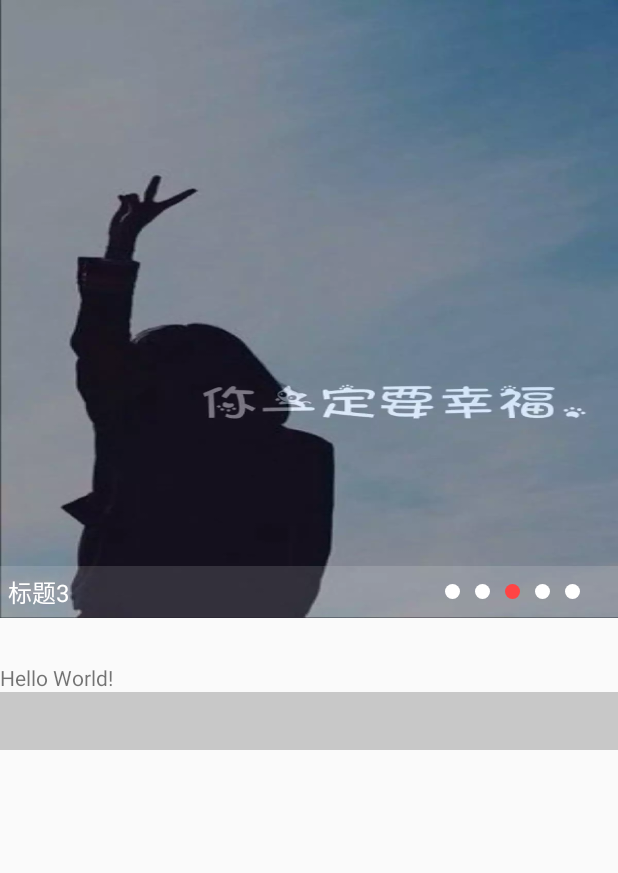
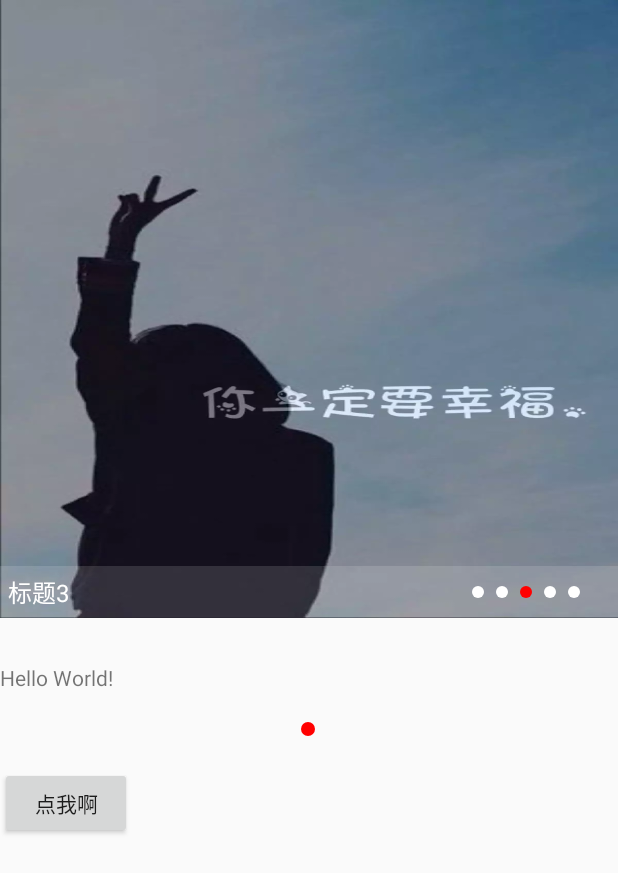
Before and after one commit to smaboy/InifiniteCycleAd, an Android app: the screen it shows after launch (MainActivity), on a phone screen of 412 x 824 dp. Shown: the top 873 px of the screen. Run offline under Robolectric (Android 15) with nearby library versions, the light colour scheme and no system bars.

Commit message:
自定义红点view

```diff
--- a/app/src/main/java/com/example/smaboy/app/MainActivity.java
+++ b/app/src/main/java/com/example/smaboy/app/MainActivity.java
@@ -3,6 +3,7 @@ package com.example.smaboy.app;
 import android.content.ClipData;
 import android.content.ClipboardManager;
 import android.content.Context;
+import android.graphics.Color;
 import android.os.Handler;
 import android.os.Message;
 import android.support.v4.view.ViewPager;
@@ -16,6 +17,8 @@ import android.view.Window;
 import com.example.smaboy.app.adapter.InfiniteCycleAdapter;
 import com.example.smaboy.app.bean.AdData_1;
 import com.example.smaboy.app.interf.BeanInterface;
+import com.example.smaboy.app.view.AdView;
+import com.example.smaboy.app.view.DotView;
 import com.example.smaboy.app.view.InfiniteCycleViewPager;
 
 import java.util.ArrayList;
@@ -24,6 +27,7 @@ import java.util.Arrays;
 public class MainActivity extends AppCompatActivity {
 
     private InfiniteCycleViewPager viewpager;
+    private AdView adview;
 
     @Override
     protected void onCreate(Bundle savedInstanceState) {
@@ -40,6 +44,7 @@ public class MainActivity extends AppCompatActivity {
 
 
         viewpager=findViewById(R.id.viewpager);
+//        adview=findViewById(R.id.adview);
 
         //设置recyclerview的布局属性
         ViewGroup.LayoutParams layoutParams = viewpager.getLayoutParams();
@@ -63,9 +68,15 @@ public class MainActivity extends AppCompatActivity {
 
 
 
+
+
+
     }
 
 
+    public void test(View view) {
 
-
+        DotView dotView=findViewById(R.id.dotview);
+        dotView.setPaintColor(Color.YELLOW);
+    }
 }
--- a/app/src/main/java/com/example/smaboy/app/adapter/InfiniteCycleAdapter.java
+++ b/app/src/main/java/com/example/smaboy/app/adapter/InfiniteCycleAdapter.java
@@ -2,6 +2,7 @@ package com.example.smaboy.app.adapter;
 
 import android.content.Context;
 import android.graphics.Canvas;
+import android.graphics.Color;
 import android.graphics.drawable.Drawable;
 import android.os.Build;
 import android.support.annotation.NonNull;
@@ -18,6 +19,7 @@ import android.widget.TextView;
 
 import com.example.smaboy.app.R;
 import com.example.smaboy.app.interf.BeanInterface;
+import com.example.smaboy.app.view.DotView;
 
 import java.util.ArrayList;
 
@@ -121,22 +123,18 @@ public class InfiniteCycleAdapter extends PagerAdapter {
         }
 
         for(int i = 0; i < mData.size(); i++) {
-            TextView textView = new TextView(mContext);
-            LinearLayout.LayoutParams layoutParams = new LinearLayout.LayoutParams(dp2px(10),dp2px(10));
-            layoutParams.setMargins(dp2px(10),0,0,0);
-            textView.setLayoutParams(layoutParams);
-            textView.setGravity(Gravity.CENTER);
-
+            DotView dotView =new DotView(mContext);
+            LinearLayout.LayoutParams layoutParams = new LinearLayout.LayoutParams(dp2px(8), dp2px(8));
+            layoutParams.setMargins(dp2px(8),0,0,0);
+            dotView.setLayoutParams(layoutParams);
             //这边我们需要对小红点进行背景颜色的处理
-
-
             if(i==redPosition) {
-                textView.setBackground(mContext.getResources().getDrawable(R.drawable.red_dot));
+                dotView.setPaintColor(Color.RED);
             }else {
-                textView.setBackground(mContext.getResources().getDrawable(R.drawable.white_dot));
+                dotView.setPaintColor(Color.WHITE);
             }
 
-            ll_dot_title.addView(textView);
+            ll_dot_title.addView(dotView);
         }
     }
 
--- /dev/null
+++ b/app/src/main/java/com/example/smaboy/app/view/DotView.java
@@ -0,0 +1,79 @@
+package com.example.smaboy.app.view;
+
+import android.content.Context;
+import android.graphics.Canvas;
+import android.graphics.Color;
+import android.graphics.Paint;
+import android.util.AttributeSet;
+import android.view.View;
+
+/**
+ * 类名: DotView
+ * 类作用描述: 红点view
+ * <p>
+ * 作者: Smaboy
+ * 创建时间: 2018/10/25 15:19
+ */
+public class DotView extends View {
+
+    private int temp;
+    private Paint paint;
+
+    public DotView(Context context) {
+        this(context,null);
+
+    }
+
+    public DotView(Context context, AttributeSet attrs) {
+        this(context, attrs,0);
+    }
+
+    public DotView(Context context, AttributeSet attrs, int defStyleAttr) {
+        super(context, attrs, defStyleAttr);
+
+        initPaint();
+    }
+
+
+    @Override
+    protected void onMeasure(int widthMeasureSpec, int heightMeasureSpec) {
+        int w = MeasureSpec.getSize(widthMeasureSpec);
+        int h = MeasureSpec.getSize(heightMeasureSpec);
+        temp = Math.min(w, h);
+        widthMeasureSpec=MeasureSpec.makeMeasureSpec(temp,MeasureSpec.getMode(widthMeasureSpec));
+        heightMeasureSpec=MeasureSpec.makeMeasureSpec(temp,MeasureSpec.getMode(heightMeasureSpec));
+
+        super.onMeasure(widthMeasureSpec, heightMeasureSpec);
+
+
+    }
+
+    /**
+     * 设置画笔颜色
+     *
+     * @param color
+     */
+    public void setPaintColor(int color) {
+        paint.setColor(color);
+        invalidate();
+
+    }
+
+    @Override
+    public void draw(Canvas canvas) {
+        super.draw(canvas);
+
+        canvas.drawCircle(temp/2,temp/2,temp/2,paint);
+
+    }
+
+    private void initPaint() {
+
+        paint=new Paint();
+        paint.setColor(Color.RED);
+        paint.setAntiAlias(true);
+        paint.setStyle(Paint.Style.FILL);
+
+    }
+
+}
--- a/app/src/main/java/com/example/smaboy/app/view/IndicatorView.java
+++ b/app/src/main/java/com/example/smaboy/app/view/IndicatorView.java
@@ -25,4 +25,6 @@ public class IndicatorView extends LinearLayout {
 
 
 
+
+
 }
--- a/app/src/main/res/layout/activity_main.xml
+++ b/app/src/main/res/layout/activity_main.xml
@@ -26,9 +26,23 @@
             app:layout_constraintTop_toBottomOf="@id/viewpager"
             android:layout_marginTop="30dp"/>
 
-        <com.example.smaboy.app.view.AdView
-            android:layout_width="match_parent"
-            android:layout_height="match_parent"/>
+        <!--<com.example.smaboy.app.view.AdView-->
+            <!--android:id="@+id/adview"-->
+            <!--android:layout_width="match_parent"-->
+            <!--android:layout_height="match_parent"/>-->
+
+        <com.example.smaboy.app.view.DotView
+            android:id="@+id/dotview"
+            android:layout_width="10dp"
+            android:layout_height="20dp"
+            android:layout_margin="20dp"
+            android:layout_gravity="center"/>
+
+        <Button
+            android:layout_width="wrap_content"
+            android:layout_height="wrap_content"
+            android:text="点我啊"
+            android:onClick="test"/>
 
     </LinearLayout>
 
```
Also changed, not shown: app/src/main/java/com/example/smaboy/app/view/AdView.java (+72 -17 lines).
